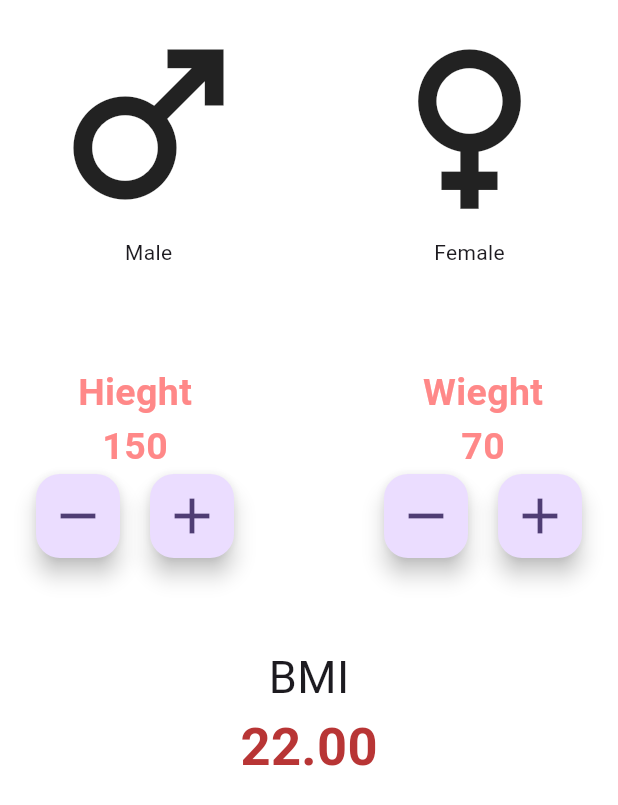
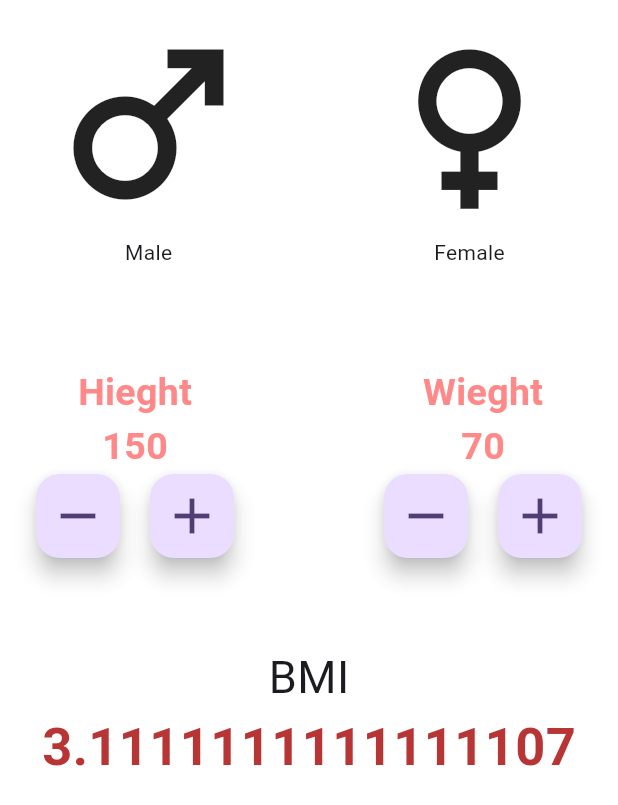
Before and after one commit to Yasith-Uvanpriya/flutter_intro, a Flutter app: the screen it shows after launch, after a tap on the "remove" icon, after a tap on the "add" icon, on a phone screen of 412 x 824 dp. Shown: the top 805 px of the screen. Run offline on Flutter 3.47's test engine with Material 3 defaults, Android fonts, the phone set to English and light mode, and no system bars.

Commit message:
Update main_page.dart

```diff
--- a/BMI/lib/main_page.dart
+++ b/BMI/lib/main_page.dart
@@ -12,6 +12,8 @@ class _MainPageState extends State<MainPage> {
 
   int Hieght = 150;
   int weight = 70;
+
+  late double bmi = calculateBMI(Hieght: Hieght, weight: weight);
   @override
   Widget build(BuildContext context) {
     return Scaffold(
@@ -66,6 +68,7 @@ class _MainPageState extends State<MainPage> {
                                 setState(() {
                                   if(Hieght>50)
                                   Hieght--;
+                                  bmi = calculateBMI(Hieght: Hieght, weight: weight);
                                 });
 
                                 print("Hieght");
@@ -78,6 +81,7 @@ class _MainPageState extends State<MainPage> {
                               onPressed: (){
                                 setState(() {
                                   Hieght++;
+                                  bmi = calculateBMI(Hieght: Hieght, weight: weight);
                                 });
                               },
                               child: Icon(
@@ -107,6 +111,7 @@ class _MainPageState extends State<MainPage> {
                                 setState(() {
                                   if(weight>0)
                                  weight--;
+                                 bmi = calculateBMI(Hieght: Hieght, weight: weight);
                                 });
                               },
                               child: Icon(
@@ -117,6 +122,7 @@ class _MainPageState extends State<MainPage> {
                               onPressed: (){
                                 setState(() {
                                   weight++;
+                                  bmi = calculateBMI(Hieght: Hieght, weight: weight);
                                 });
                               },
                               child: Icon(
@@ -138,7 +144,7 @@ class _MainPageState extends State<MainPage> {
                        style: TextStyle(fontSize: 30),
                     ),
 
-                Text("22.00",
+                Text("$bmi",
                 style: kInputColor,
                 )
               ],
@@ -152,8 +158,8 @@ class _MainPageState extends State<MainPage> {
       )
     );
   }
-  double calculateBMI({required int Height, required int weight}) {
-  return weight /(Height*Hieght);
+  double calculateBMI({required int Hieght, required int weight}) {
+  return weight /(Hieght*Hieght)*1000;
 }
 
 }
```
